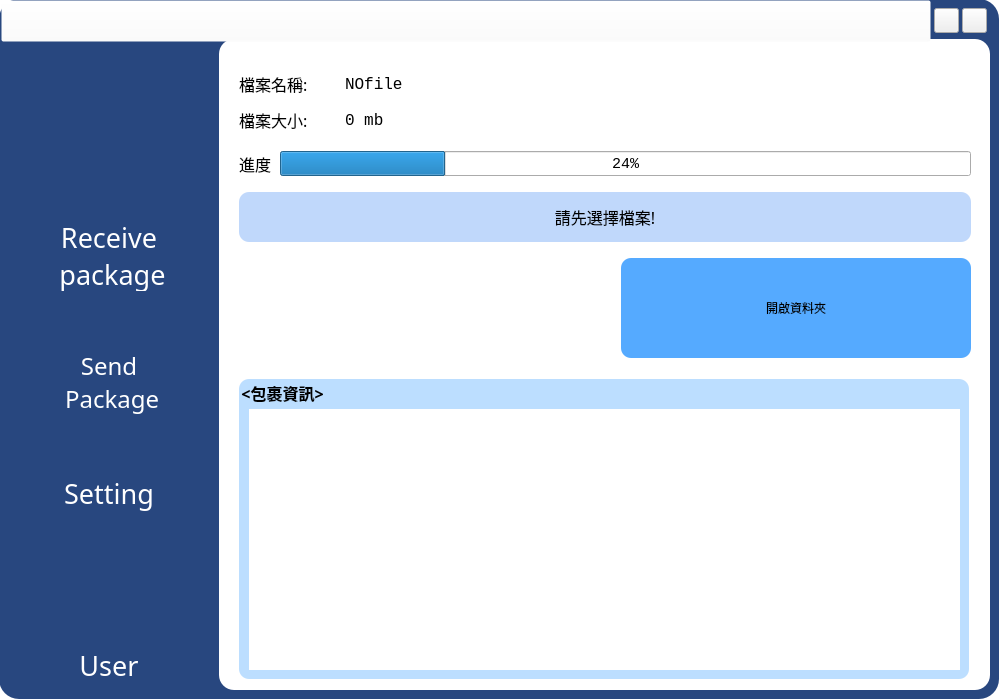
This is src/gui/MainWindow.ui in hmes98318/Logistics-Station as Qt 5 draws it before an edit. The edited form follows.
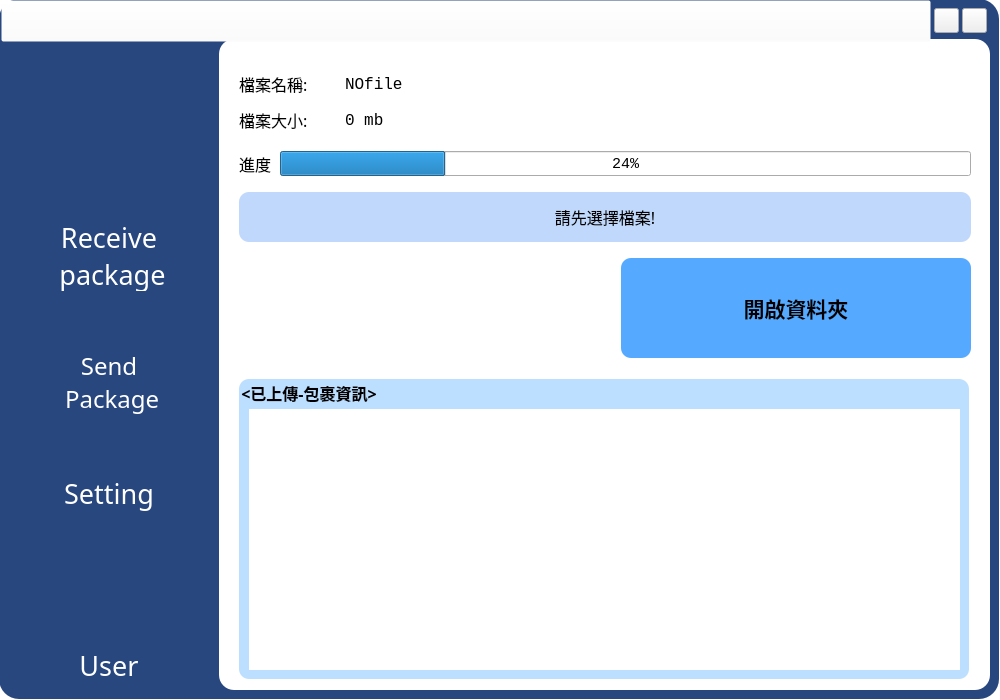
This is the edited form. The open tabs and pages were chosen to show the change. Icons and pictures are not drawn.

Commit message: Realize listview_DownloadInfo function

The edit to the form file:
```diff
--- a/src/gui/MainWindow.ui
+++ b/src/gui/MainWindow.ui
@@ -913,6 +913,14 @@
              <height>100</height>
             </size>
            </property>
+           <property name="font">
+            <font>
+             <family>Microsoft JhengHei UI</family>
+             <pointsize>16</pointsize>
+             <weight>75</weight>
+             <bold>true</bold>
+            </font>
+           </property>
            <property name="styleSheet">
             <string notr="true">border-radius: 10px;
 background-color: rgb(85, 170, 255);</string>
@@ -961,7 +969,7 @@
 background-color: rgba(85, 170, 255, 100);}</string>
       </property>
       <property name="title">
-       <string>&lt;包裹資訊&gt;</string>
+       <string>&lt;已上傳-包裹資訊&gt;</string>
       </property>
       <widget class="QListWidget" name="listWidget_Sendpackage">
        <property name="geometry">
```
Left out of the diff: 15 changed lines with no effect on the pictures. The commit also changes 2 other files.
